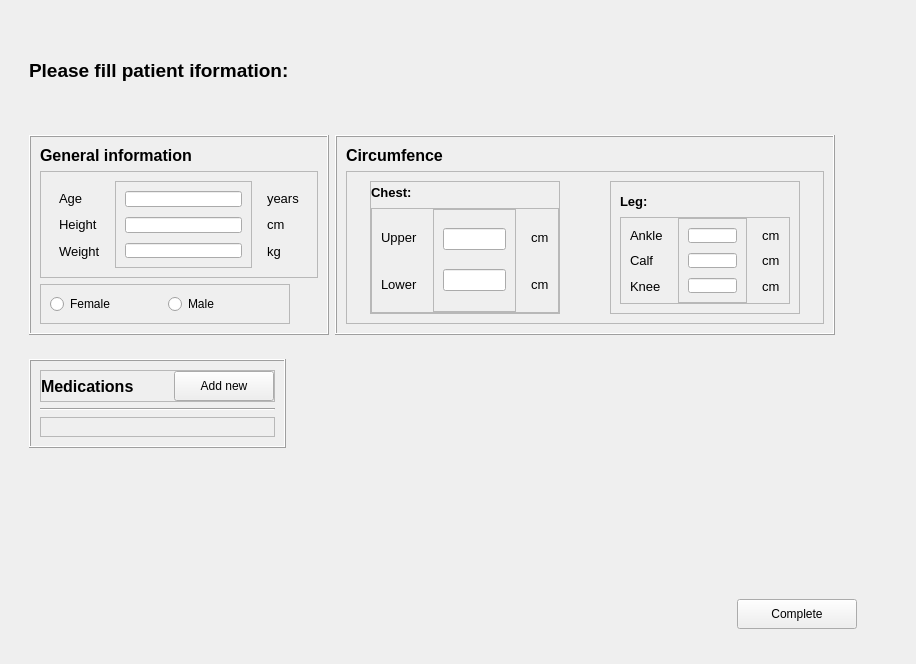
Above: package/measure/gui_measure.ui from ljengic/BLE_desktop_application before the change. Below: the same form after it.
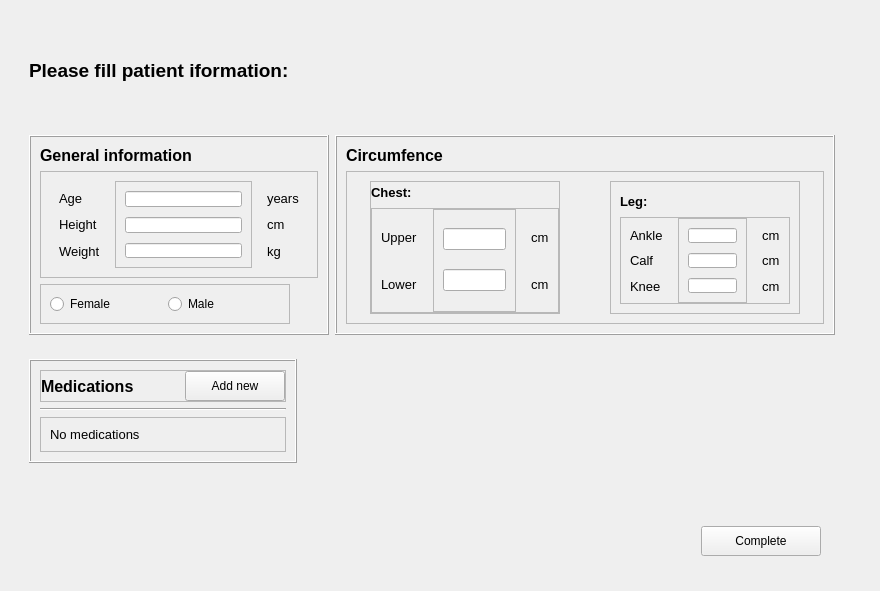
That is the form after the change.

Commit message: add no medication label and logic

The edit to the form file:
```diff
--- a/package/measure/gui_measure.ui
+++ b/package/measure/gui_measure.ui
@@ -6,8 +6,8 @@
    <rect>
     <x>0</x>
     <y>0</y>
-    <width>916</width>
-    <height>664</height>
+    <width>880</width>
+    <height>591</height>
    </rect>
   </property>
   <property name="windowTitle">
@@ -48,7 +48,7 @@
       </layout>
      </widget>
      <widget class="QWidget" name="page_2">
-      <layout class="QVBoxLayout" name="verticalLayout_21">
+      <layout class="QVBoxLayout" name="verticalLayout_22">
        <item>
         <widget class="QWidget" name="widget_3" native="true">
          <property name="minimumSize">
@@ -856,6 +856,18 @@
                 </property>
                 <item>
                  <widget class="QLabel" name="label_25">
+                  <property name="minimumSize">
+                   <size>
+                    <width>150</width>
+                    <height>0</height>
+                   </size>
+                  </property>
+                  <property name="maximumSize">
+                   <size>
+                    <width>150</width>
+                    <height>16777215</height>
+                   </size>
+                  </property>
                   <property name="font">
                    <font>
                     <pointsize>12</pointsize>
@@ -918,7 +930,38 @@
                <property name="frameShadow">
                 <enum>QFrame::Raised</enum>
                </property>
-               <layout class="QVBoxLayout" name="verticalLayout_20"/>
+               <layout class="QVBoxLayout" name="verticalLayout_21">
+                <item>
+                 <widget class="QWidget" name="widget_no_med" native="true">
+                  <layout class="QVBoxLayout" name="verticalLayout_20">
+                   <property name="leftMargin">
+                    <number>0</number>
+                   </property>
+                   <property name="topMargin">
+                    <number>0</number>
+                   </property>
+                   <property name="rightMargin">
+                    <number>0</number>
+                   </property>
+                   <property name="bottomMargin">
+                    <number>0</number>
+                   </property>
+                   <item>
+                    <widget class="QLabel" name="label_26">
+                     <property name="font">
+                      <font>
+                       <pointsize>10</pointsize>
+                      </font>
+                     </property>
+                     <property name="text">
+                      <string>No medications</string>
+                     </property>
+                    </widget>
+                   </item>
+                  </layout>
+                 </widget>
+                </item>
+               </layout>
               </widget>
              </item>
             </layout>
@@ -948,7 +991,7 @@
          <property name="sizeHint" stdset="0">
           <size>
            <width>20</width>
-           <height>116</height>
+           <height>67</height>
           </size>
          </property>
         </spacer>
```
The commit also changes 2 other files.
